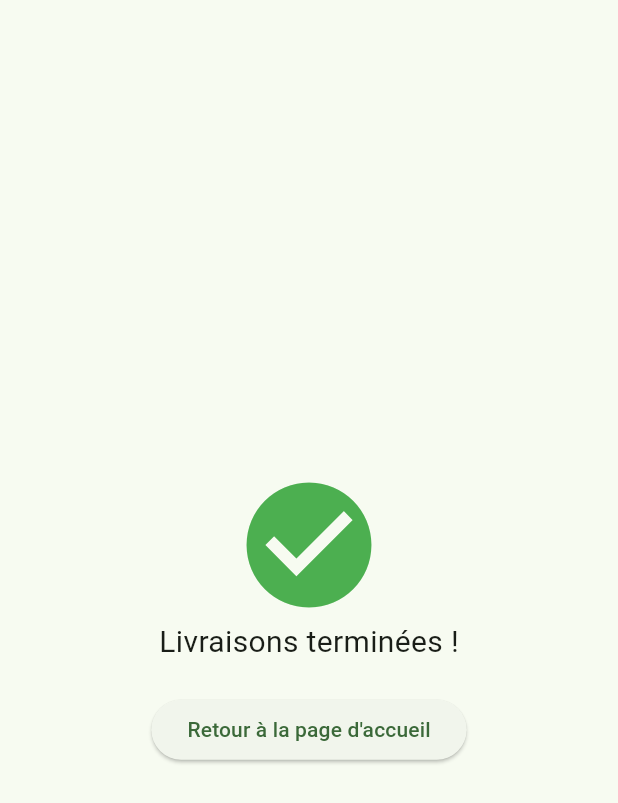
After one commit to WiroWik/sae_cocagne_mobile, a Flutter app: the AfterDelivery screen opened directly, on a phone screen of 412 x 824 dp. The commit adds this screen. Shown: the top 803 px of the screen. Run offline on Flutter 3.47's test engine with Material 3 defaults, Android fonts, the phone set to English and light mode, and no system bars; our stand-ins replace flutter_map, geolocator, latlong2; missing offline and left inert: mobile_scanner.

Commit message:
Add delivery completion page and enhance customer address display in ItineraryPage

```diff
--- a/lib/customer.dart
+++ b/lib/customer.dart
@@ -29,6 +29,7 @@ class CustomerPage extends StatelessWidget {
           itemBuilder: (context, index) {
             return ListTile(
               title: Text(snapshot.data![index]['depot']),
+              subtitle: Text("${snapshot.data![index]['adresses']['adresse']} ${snapshot.data![index]['adresses']['codepostal']} ${snapshot.data![index]['adresses']['ville']}"),
               leading: Icon(Icons.check_circle, color: Colors.green),
             );
           },
--- /dev/null
+++ b/lib/delivery/delivery_final.dart
@@ -0,0 +1,38 @@
+import 'package:flutter/material.dart';
+import 'package:sae_cocagne_mobile/main.dart';
+
+class AfterDelivery extends StatelessWidget {
+  @override
+  Widget build(BuildContext context) {
+    return Scaffold(
+      body: Center(
+        child: Column(
+          mainAxisAlignment: MainAxisAlignment.center,
+          children: <Widget>[
+            Icon(
+              Icons.check_circle,
+              color: Colors.green,
+              size: 100,
+            ),
+            Text(
+                'Livraisons terminées !',
+              style: TextStyle(fontSize: 20),
+            ),
+            SizedBox(height: 20),
+            ElevatedButton(
+              onPressed: () {
+                Navigator.push(
+                  context,
+                  MaterialPageRoute(
+                    builder: (context) => MyApp(),
+                  ),
+                );
+              },
+              child: Text('Retour à la page d\'accueil'),
+            ),
+          ],
+        ),
+      ),
+    );
+  }
+}
--- a/lib/main.dart
+++ b/lib/main.dart
@@ -16,7 +16,9 @@ class MyApp extends StatelessWidget {
       title: 'Jardins de Cocagne',
       theme: ThemeData(
         // This is the theme of your application.
-
+        appBarTheme: AppBarTheme(
+          backgroundColor: Colors.lightGreen[100],
+        ),
         colorScheme: ColorScheme.fromSeed(seedColor: Colors.green),
         useMaterial3: true,
       ),
@@ -31,7 +33,6 @@ class MyHomePage extends StatelessWidget {
   @override
   Widget build(BuildContext context) {
     return Scaffold(
-      backgroundColor: Colors.lightGreen[100],
       body: Center(
         child: Column(
           mainAxisAlignment: MainAxisAlignment.center,
```
Also changed, not shown: lib/delivery/itinerary.dart (+8 -6 lines).
